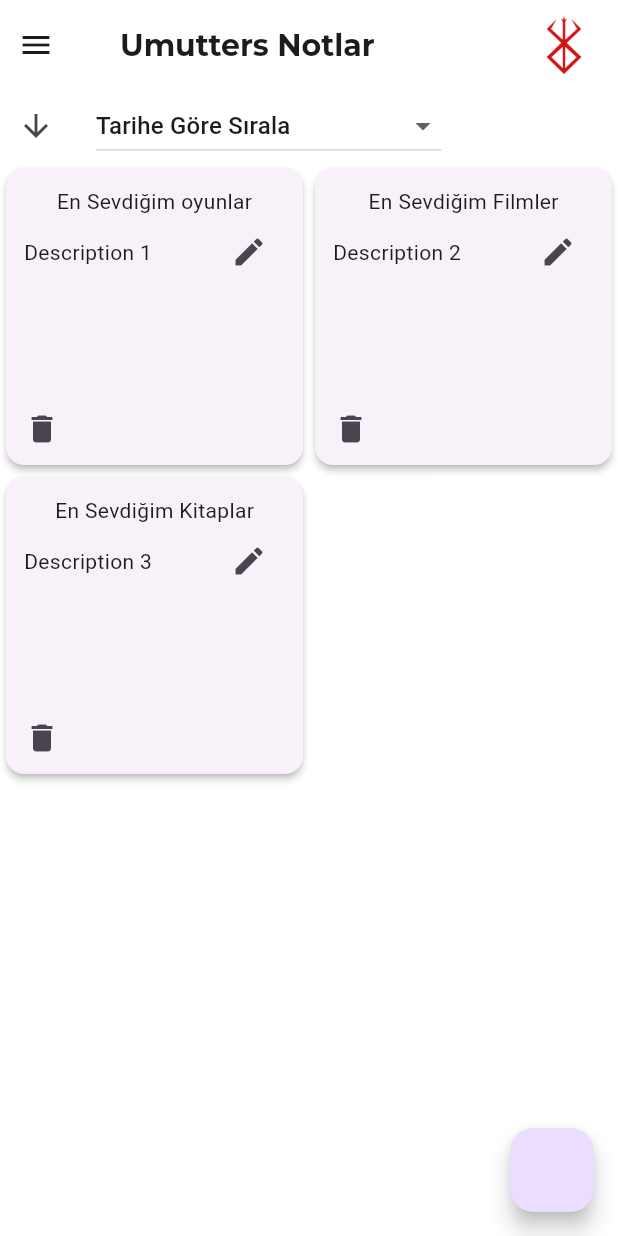
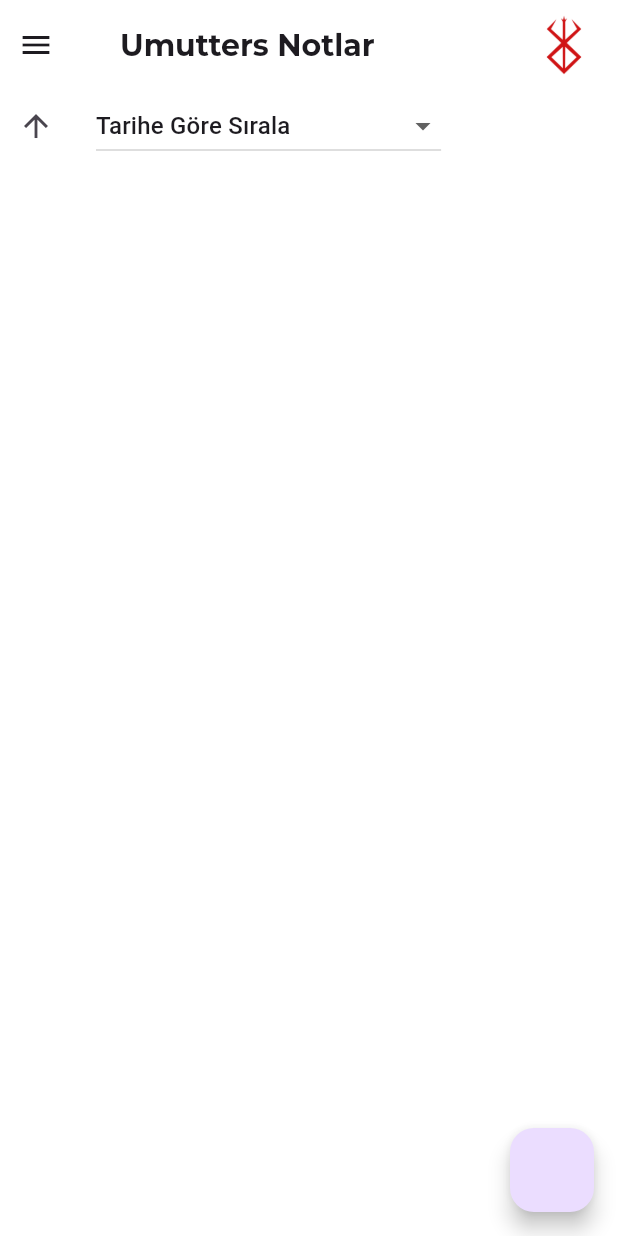
Before and after one commit to Umutters/Notepad, a Flutter app: the screen it shows after launch, after a tap on the "arrow downward" icon, on a phone screen of 412 x 824 dp. Run offline on Flutter 3.47's test engine with Material 3 defaults, Android fonts, the phone set to English and light mode, and no system bars.

Commit message:
Add updatedAt field and sorting to GridYapisi and UI
Introduced an updatedAt field to the GridYapisi model and updated its constructor. Enhanced EntryPage to allow sorting grids by creation date, update date, or title, and added a button to reverse the grid order. NoteEditPage now sets createdAt and updatedAt when saving changes.

```diff
--- a/lib/classlar/grid_yapisi.dart
+++ b/lib/classlar/grid_yapisi.dart
@@ -4,5 +4,6 @@ class GridYapisi{
   String? title;
   String? description;
   DateTime? createdAt;
-  GridYapisi({required this.id, required this.title, required this.description, this.createdAt});
+  DateTime? updatedAt;
+  GridYapisi({required this.id, required this.title, required this.description, this.createdAt, this.updatedAt});
 }
--- a/lib/sayfalar/entry_page.dart
+++ b/lib/sayfalar/entry_page.dart
@@ -18,6 +18,7 @@ class EntryPage extends StatefulWidget {
 
 class EntryPageState extends State<EntryPage> {
   bool isBrandClicked = false;
+  bool isButtonClicked = false;
   late String dropDownValue;
   late List<GridYapisi> grids;
   TextEditingController textEditingController = TextEditingController();
@@ -27,14 +28,11 @@ class EntryPageState extends State<EntryPage> {
   void initState() {
     super.initState();
     dropDownValue = widget.dropdownItems.first;
-    grids = [
-      GridYapisi(id: 1, title: 'En Sevdiğim oyunlar', description: 'Description 1'),
-      GridYapisi(id: 2, title: 'En Sevdiğim Filmler', description: 'Description 2'),
-      GridYapisi(id: 3, title: 'En Sevdiğim Kitaplar', description: 'Description 3')
-    ];
+    grids = [];
   }
   @override
   Widget build(BuildContext context) {
+     IconData? icon=isButtonClicked ? Icons.arrow_upward : Icons.arrow_downward;
     return Scaffold(
       appBar: NotUygulamaAppBar(isBrandClicked: isBrandClicked),
       body: Column(
@@ -42,8 +40,14 @@ class EntryPageState extends State<EntryPage> {
           Row(
             children: [
               IconButton(
-                onPressed: () {},
-                icon: Icon(Icons.arrow_downward),
+                onPressed: () {
+                  setState(() {
+                    //tersine çevir
+                    isButtonClicked = !isButtonClicked;
+                    grids = grids.reversed.toList();
+                    icon = isButtonClicked ? Icons.arrow_upward : Icons.arrow_downward;
+                  });
+                }, icon: Icon(icon),
               ),
               Padding(
                 padding: const EdgeInsets.symmetric(horizontal: 16.0),
@@ -55,6 +59,14 @@ class EntryPageState extends State<EntryPage> {
                   )).toList(),
                   onChanged: (value) {
                     setState(() {
+                      //tarihe göre sırala
+                      if (value == 'Tarihe Göre Sırala') {
+                        grids.sort((a, b) => (a.createdAt ?? DateTime(0)).compareTo(b.createdAt ?? DateTime(0)));
+                      } else if (value == 'Değişim Tarihine Göre Sırala') {
+                        grids.sort((a, b) => (a.updatedAt ?? DateTime(0)).compareTo(b.updatedAt ?? DateTime(0)));
+                      } else if (value == 'Başlığa Göre Sırala') {
+                        grids.sort((a, b) => a.title!.compareTo(b.title!));
+                      }
                       dropDownValue = value!;
                     });
                   }
--- a/lib/sayfalar/note_edit_page.dart
+++ b/lib/sayfalar/note_edit_page.dart
@@ -41,6 +41,8 @@ class _NoteEditPageState extends State<NoteEditPage> {
                 id: widget.grid.id,
                 title: titleController.text,
                 description: descriptionController.text,
+                createdAt: widget.grid.createdAt ?? DateTime.now(),
+                updatedAt: DateTime.now(), // Güncelleme zamanını ayarla
               );
 
               // Ana sayfaya güncellenen notu geri gönder
```
